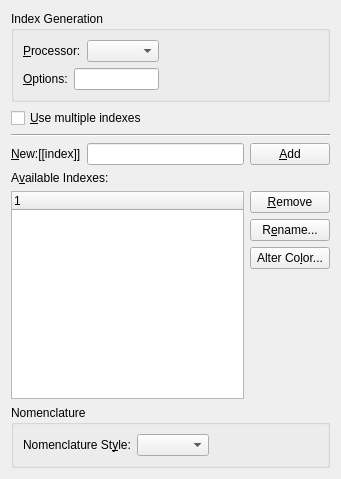
Above: src/frontends/qt/ui/IndicesUi.ui from kojiOnHill/lyx before the change. Below: the same form after it.
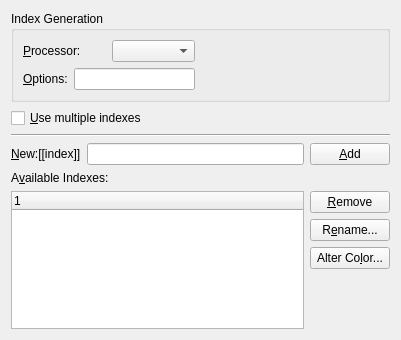
That is the form after the change.

Commit message: Add GUI support for nomencl options

What changed in the file:
```diff
--- a/src/frontends/qt/ui/IndicesUi.ui
+++ b/src/frontends/qt/ui/IndicesUi.ui
@@ -1,39 +1,22 @@
 <?xml version="1.0" encoding="UTF-8"?>
 <ui version="4.0">
  <class>IndicesUi</class>
- <widget class="QWidget" name="IndicesUi">
-  <property name="geometry">
+ <widget class="QWidget" name="IndicesUi" >
+  <property name="geometry" >
    <rect>
     <x>0</x>
     <y>0</y>
-    <width>341</width>
-    <height>479</height>
+    <width>401</width>
+    <height>340</height>
    </rect>
   </property>
   <property name="windowTitle">
    <string/>
   </property>
-  <layout class="QGridLayout" name="gridLayout_4">
-   <item row="1" column="0">
-    <widget class="QCheckBox" name="multipleIndicesCB">
-     <property name="toolTip">
-      <string>Check if you need multiple indexes (e.g., an Index of Names)</string>
-     </property>
-     <property name="text">
-      <string>&amp;Use multiple indexes</string>
-     </property>
-    </widget>
-   </item>
-   <item row="2" column="0">
-    <widget class="Line" name="line">
-     <property name="orientation">
-      <enum>Qt::Orientation::Horizontal</enum>
-     </property>
-    </widget>
-   </item>
-   <item row="0" column="0">
-    <widget class="QGroupBox" name="indexGB">
-     <property name="toolTip">
+  <layout class="QGridLayout" name="gridLayout" >
+   <item row="0" column="0" colspan="2" >
+    <widget class="QGroupBox" name="indexGB" >
+     <property name="toolTip" >
       <string>Here you can define an alternative index processor and specify its options.</string>
      </property>
      <property name="title">
@@ -101,9 +84,26 @@
      </layout>
     </widget>
    </item>
-   <item row="3" column="0">
-    <layout class="QHBoxLayout">
-     <property name="spacing">
+   <item row="1" column="0" >
+    <widget class="QCheckBox" name="multipleIndicesCB" >
+     <property name="toolTip" >
+      <string>Check if you need multiple indexes (e.g., an Index of Names)</string>
+     </property>
+     <property name="text" >
+      <string>&amp;Use multiple indexes</string>
+     </property>
+    </widget>
+   </item>
+   <item row="2" column="0" colspan="2" >
+    <widget class="Line" name="line" >
+     <property name="orientation" >
+      <enum>Qt::Horizontal</enum>
+     </property>
+    </widget>
+   </item>
+   <item row="3" column="0" colspan="2" >
+    <layout class="QHBoxLayout" >
+     <property name="spacing" >
       <number>6</number>
      </property>
      <property name="margin" stdset="0">
@@ -138,45 +138,18 @@
      </item>
     </layout>
    </item>
-   <item row="6" column="0">
-    <widget class="QGroupBox" name="nomenclGB">
-     <property name="title">
-      <string>Nomenclature</string>
+   <item row="4" column="0" >
+    <widget class="QLabel" name="availableLA" >
+     <property name="text" >
+      <string>A&amp;vailable Indexes:</string>
      </property>
-     <layout class="QGridLayout" name="gridLayout_3">
-      <item row="0" column="1">
-       <widget class="QComboBox" name="nomenclStyleCO"/>
-      </item>
-      <item row="0" column="0">
-       <widget class="QLabel" name="nomenclStyleLA">
-        <property name="text">
-         <string>Nomenclature St&amp;yle:</string>
-        </property>
-        <property name="buddy">
-         <cstring>nomenclStyleCO</cstring>
-        </property>
-       </widget>
-      </item>
-      <item row="0" column="2">
-       <spacer name="horizontalSpacer_2">
-        <property name="orientation">
-         <enum>Qt::Orientation::Horizontal</enum>
-        </property>
-        <property name="sizeHint" stdset="0">
-         <size>
-          <width>40</width>
-          <height>20</height>
-         </size>
-        </property>
-       </spacer>
-      </item>
-     </layout>
-    </widget>
-   </item>
-   <item row="5" column="0">
-    <layout class="QGridLayout" name="gridLayout">
-     <item row="0" column="0" rowspan="4">
-      <widget class="QTreeWidget" name="indicesTW">
+     <property name="buddy" >
+      <cstring>indicesTW</cstring>
+     </property>
+    </widget>
+   </item>
+   <item rowspan="4" row="5" column="0" >
+    <widget class="QTreeWidget" name="indicesTW" >
        <column>
         <property name="text">
          <string>1</string>
@@ -184,15 +157,9 @@
        </column>
       </widget>
      </item>
-     <item row="0" column="1">
-      <widget class="QPushButton" name="removePB">
-       <property name="sizePolicy">
-        <sizepolicy hsizetype="Fixed" vsizetype="Fixed">
-         <horstretch>0</horstretch>
-         <verstretch>0</verstretch>
-        </sizepolicy>
-       </property>
-       <property name="toolTip">
+   <item row="5" column="1" >
+    <widget class="QPushButton" name="removePB" >
+     <property name="toolTip" >
         <string>Remove the selected index</string>
        </property>
        <property name="text">
@@ -200,15 +167,9 @@
        </property>
       </widget>
      </item>
-     <item row="1" column="1">
-      <widget class="QPushButton" name="renamePB">
-       <property name="sizePolicy">
-        <sizepolicy hsizetype="Fixed" vsizetype="Fixed">
-         <horstretch>0</horstretch>
-         <verstretch>0</verstretch>
-        </sizepolicy>
-       </property>
-       <property name="toolTip">
+   <item row="6" column="1" >
+    <widget class="QPushButton" name="renamePB" >
+     <property name="toolTip" >
         <string>Rename the selected index</string>
        </property>
        <property name="text">
@@ -216,15 +177,9 @@
        </property>
       </widget>
      </item>
-     <item row="2" column="1">
-      <widget class="QPushButton" name="colorPB">
-       <property name="sizePolicy">
-        <sizepolicy hsizetype="Fixed" vsizetype="Fixed">
-         <horstretch>0</horstretch>
-         <verstretch>0</verstretch>
-        </sizepolicy>
-       </property>
-       <property name="toolTip">
+   <item row="7" column="1" >
+    <widget class="QPushButton" name="colorPB" >
+     <property name="toolTip" >
         <string>Define or change button color</string>
        </property>
        <property name="text">
@@ -232,7 +187,7 @@
        </property>
       </widget>
      </item>
-     <item row="3" column="1">
+   <item row="8" column="1" >
       <spacer>
        <property name="orientation">
         <enum>Qt::Orientation::Vertical</enum>
@@ -249,18 +204,6 @@
       </spacer>
      </item>
     </layout>
-   </item>
-   <item row="4" column="0">
-    <widget class="QLabel" name="availableLA">
-     <property name="text">
-      <string>A&amp;vailable Indexes:</string>
-     </property>
-     <property name="buddy">
-      <cstring>indicesTW</cstring>
-     </property>
-    </widget>
-   </item>
-  </layout>
  </widget>
  <includes>
   <include location="local">qt_i18n.h</include>
```
Left out of the diff: 93 changed lines with no effect on the pictures. Lines whose indentation alone changed are shown as unchanged. The commit also changes 8 other files.
